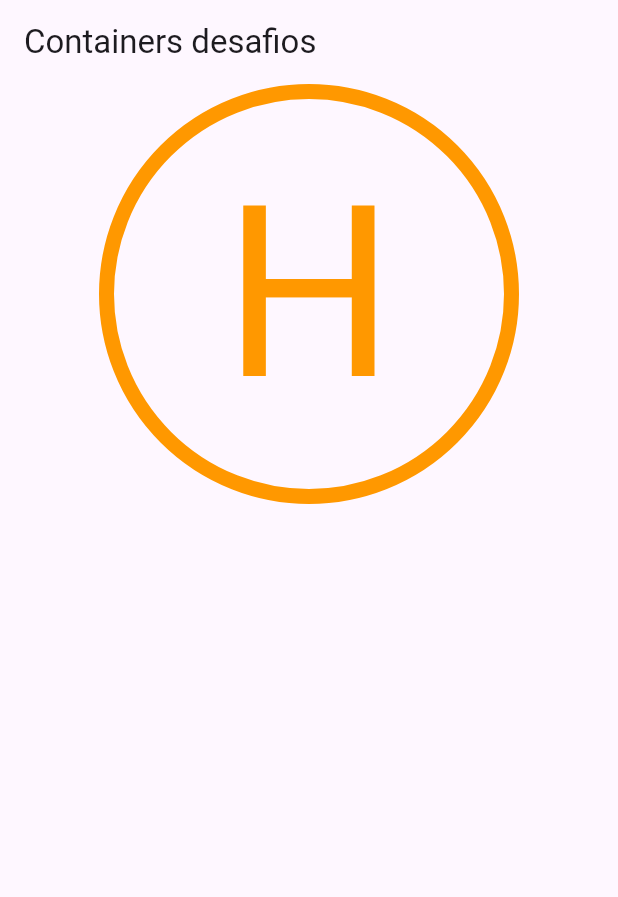
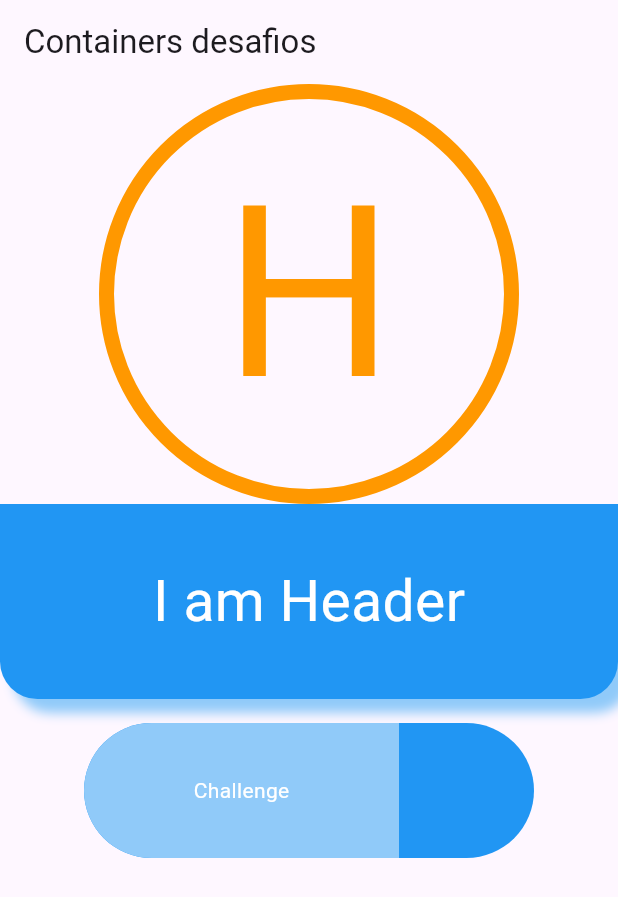
Before and after one commit to fr4nsgallegos/futuresG10, a Flutter app: the screen it shows after launch, on a phone screen of 412 x 824 dp. Shown: the top 897 px of the screen. Run offline on Flutter 3.47's test engine with Material 3 defaults, Android fonts, the phone set to English and light mode, and no system bars.

Commit message:
challenge

```diff
--- a/lib/pages/desafios_container_page.dart
+++ b/lib/pages/desafios_container_page.dart
@@ -21,6 +21,62 @@ class DesafiosContainerPage extends StatelessWidget {
     );
   }
 
+  Widget iAmHeader() {
+    return Container(
+      height: 130,
+      width: double.infinity,
+      decoration: BoxDecoration(
+        color: Colors.blue,
+        borderRadius: BorderRadius.only(
+          bottomRight: Radius.circular(25),
+          bottomLeft: Radius.circular(25),
+        ),
+        boxShadow: [
+          BoxShadow(
+              color: Colors.blue.shade200, offset: Offset(9, 9), blurRadius: 6),
+        ],
+      ),
+      alignment: Alignment.center,
+      child: Text(
+        "I am Header",
+        style: TextStyle(color: Colors.white, fontSize: 38),
+      ),
+    );
+  }
+
+  Widget barra() {
+    return Padding(
+      padding: const EdgeInsets.symmetric(vertical: 16),
+      child: Container(
+        width: 300,
+        height: 90,
+        decoration: BoxDecoration(
+          color: Colors.blue,
+          borderRadius: BorderRadius.circular(45),
+        ),
+        child: Align(
+          alignment: Alignment.centerLeft,
+          child: Container(
+            height: 90,
+            width: 210,
+            decoration: BoxDecoration(
+              color: Colors.blue.shade200,
+              borderRadius: BorderRadius.only(
+                topLeft: Radius.circular(45),
+                bottomLeft: Radius.circular(45),
+              ),
+            ),
+            alignment: Alignment.center,
+            child: Text(
+              "Challenge",
+              style: TextStyle(color: Colors.white),
+            ),
+          ),
+        ),
+      ),
+    );
+  }
+
   @override
   Widget build(BuildContext context) {
     return Scaffold(
@@ -31,6 +87,8 @@ class DesafiosContainerPage extends StatelessWidget {
         child: Column(
           children: [
             hContainer(),
+            iAmHeader(),
+            barra(),
           ],
         ),
       ),
```
